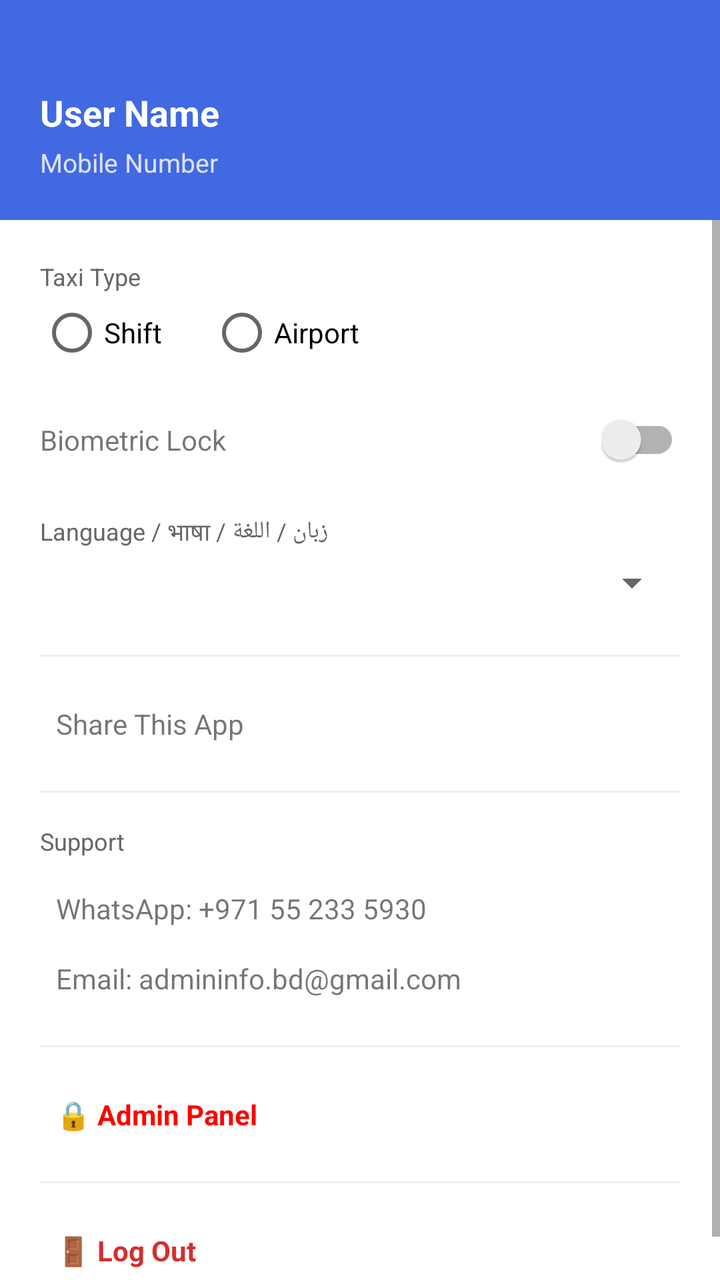
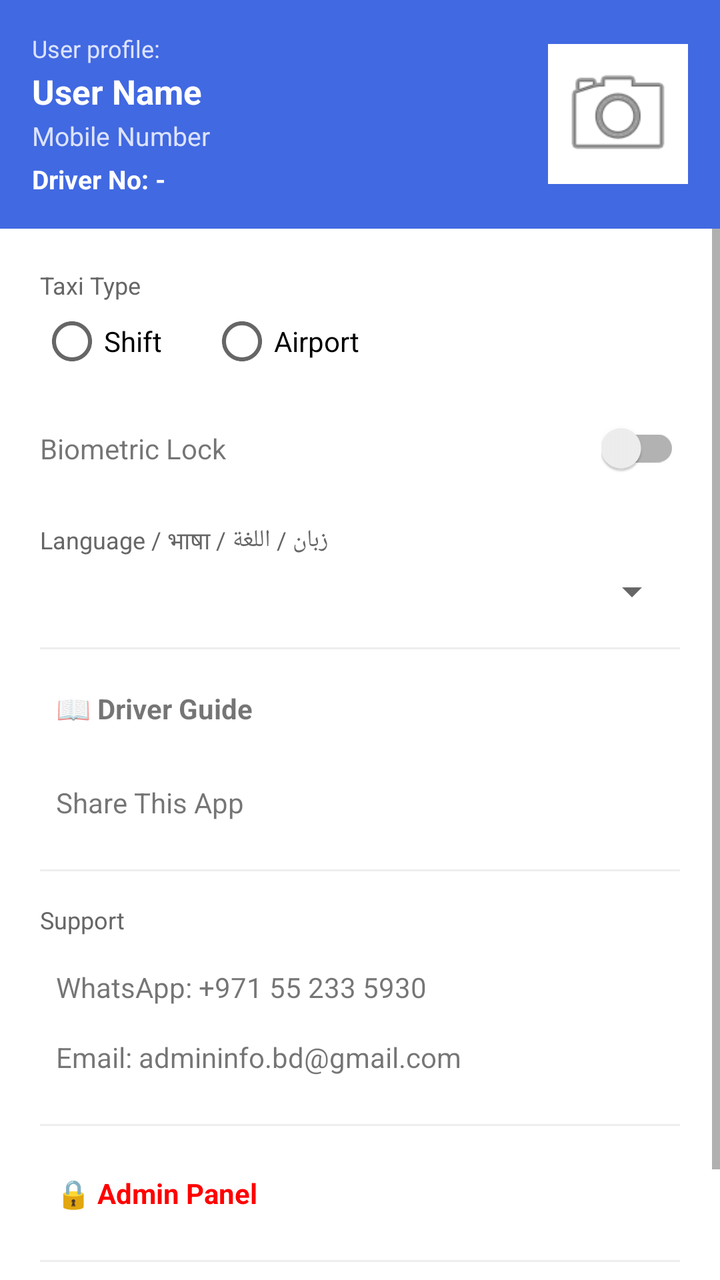

Screens rendered from an Android XML layout before and after an edit, with the pre-edit source and the edit as a unified diff.
<!-- AndroidManifest.xml: application theme Theme.AppCompat.Light.NoActionBar -->
<!-- res/layout/nav_drawer_content.xml -->
<?xml version="1.0" encoding="utf-8"?>
<LinearLayout xmlns:android="http://schemas.android.com/apk/res/android"
    android:layout_width="match_parent"
    android:layout_height="match_parent"
    android:background="#FFFFFF"
    android:orientation="vertical">

    
    <LinearLayout
        android:layout_width="match_parent"
        android:layout_height="wrap_content"
        android:background="@color/royal_blue"
        android:orientation="vertical"
        android:padding="20dp">

        <TextView
            android:id="@+id/tvDrawerName"
            android:layout_width="match_parent"
            android:layout_height="wrap_content"
            android:layout_marginTop="24dp"
            android:text="User Name"
            android:textColor="#FFFFFF"
            android:textSize="18sp"
            android:textStyle="bold" />

        <TextView
            android:id="@+id/tvDrawerMobile"
            android:layout_width="match_parent"
            android:layout_height="wrap_content"
            android:layout_marginTop="4dp"
            android:text="Mobile Number"
            android:textColor="#DCE3FF"
            android:textSize="13sp" />
    </LinearLayout>

    
    <ScrollView
        android:layout_width="match_parent"
        android:layout_height="0dp"
        android:layout_weight="1">

        <LinearLayout
            android:layout_width="match_parent"
            android:layout_height="wrap_content"
            android:orientation="vertical"
            android:padding="20dp">

            
            <TextView
                android:layout_width="wrap_content"
                android:layout_height="wrap_content"
                android:text="Taxi Type"
                android:textColor="#666666"
                android:textSize="12sp" />

            <RadioGroup
                android:id="@+id/rgDrawerTaxiType"
                android:layout_width="match_parent"
                android:layout_height="wrap_content"
                android:layout_marginTop="4dp"
                android:layout_marginBottom="24dp"
                android:orientation="horizontal">

                <RadioButton
                    android:id="@+id/rbDrawerShiftTaxi"
                    android:layout_width="wrap_content"
                    android:layout_height="wrap_content"
                    android:text="Shift" />

                <RadioButton
                    android:id="@+id/rbDrawerAirportTaxi"
                    android:layout_width="wrap_content"
                    android:layout_height="wrap_content"
                    android:layout_marginStart="24dp"
                    android:text="Airport" />
            </RadioGroup>

            
            <LinearLayout
                android:layout_width="match_parent"
                android:layout_height="wrap_content"
                android:layout_marginBottom="24dp"
                android:gravity="center_vertical"
                android:orientation="horizontal">

                <TextView
                    android:layout_width="0dp"
                    android:layout_height="wrap_content"
                    android:layout_weight="1"
                    android:text="Biometric Lock"
                    android:textSize="14sp" />

                <androidx.appcompat.widget.SwitchCompat
                    android:id="@+id/switchBiometric"
                    android:layout_width="wrap_content"
                    android:layout_height="wrap_content" />
            </LinearLayout>

            
            <TextView
                android:layout_width="wrap_content"
                android:layout_height="wrap_content"
                android:layout_marginBottom="4dp"
                android:text="Language / भाषा / زبان / اللغة"
                android:textColor="#666666"
                android:textSize="12sp" />

            <Spinner
                android:id="@+id/spinnerLanguage"
                android:layout_width="match_parent"
                android:layout_height="wrap_content"
                android:layout_marginBottom="24dp" />

            <View
                android:layout_width="match_parent"
                android:layout_height="1dp"
                android:layout_marginBottom="16dp"
                android:background="#EEEEEE" />

            
            <TextView
                android:id="@+id/btnShareApp"
                android:layout_width="match_parent"
                android:layout_height="wrap_content"
                android:layout_marginBottom="16dp"
                android:drawablePadding="12dp"
                android:padding="8dp"
                android:text="Share This App"
                android:textSize="14sp" />

            <View
                android:layout_width="match_parent"
                android:layout_height="1dp"
                android:layout_marginBottom="16dp"
                android:background="#EEEEEE" />

            
            <TextView
                android:layout_width="wrap_content"
                android:layout_height="wrap_content"
                android:text="Support"
                android:textColor="#666666"
                android:textSize="12sp" />

            <TextView
                android:id="@+id/btnWhatsAppSupport"
                android:layout_width="match_parent"
                android:layout_height="wrap_content"
                android:layout_marginTop="8dp"
                android:padding="8dp"
                android:text="WhatsApp: +971 55 233 5930"
                android:textSize="14sp" />

            <TextView
                android:id="@+id/btnEmailSupport"
                android:layout_width="match_parent"
                android:layout_height="wrap_content"
                android:padding="8dp"
                android:text="Email: admininfo.bd@gmail.com"
                android:textSize="14sp" />

            
            <View
                android:layout_width="match_parent"
                android:layout_height="1dp"
                android:layout_marginTop="16dp"
                android:layout_marginBottom="16dp"
                android:background="#EEEEEE" />

            <TextView
                android:id="@+id/btnAdminPanel"
                android:layout_width="match_parent"
                android:layout_height="wrap_content"
                android:padding="8dp"
                android:text="🔒 Admin Panel"
                android:textColor="#FF0000"
                android:textSize="14sp"
                android:textStyle="bold" />

            
            <View
                android:layout_width="match_parent"
                android:layout_height="1dp"
                android:layout_marginTop="16dp"
                android:layout_marginBottom="16dp"
                android:background="#EEEEEE" />

            <TextView
                android:id="@+id/btnLogout"
                android:layout_width="match_parent"
                android:layout_height="wrap_content"
                android:padding="8dp"
                android:text="🚪 Log Out"
                android:textColor="#D32F2F"
                android:textSize="14sp"
                android:textStyle="bold" />

        </LinearLayout>
    </ScrollView>
</LinearLayout>
<!-- resources referenced by this layout -->
<resources>
  <color name="royal_blue">#4169E1</color>
</resources>

<!-- the commit's change to res/layout/nav_drawer_content.xml (unified diff, before → after) -->
@@ -10,27 +10,71 @@
         android:layout_width="match_parent"
         android:layout_height="wrap_content"
         android:background="@color/royal_blue"
-        android:orientation="vertical"
-        android:padding="20dp">
-
-        <TextView
-            android:id="@+id/tvDrawerName"
-            android:layout_width="match_parent"
+        android:orientation="horizontal"
+        android:padding="16dp"
+        android:gravity="center_vertical">
+
+        <LinearLayout
+            android:layout_width="0dp"
             android:layout_height="wrap_content"
-            android:layout_marginTop="24dp"
-            android:text="User Name"
-            android:textColor="#FFFFFF"
-            android:textSize="18sp"
-            android:textStyle="bold" />
-
-        <TextView
-            android:id="@+id/tvDrawerMobile"
-            android:layout_width="match_parent"
-            android:layout_height="wrap_content"
-            android:layout_marginTop="4dp"
-            android:text="Mobile Number"
-            android:textColor="#DCE3FF"
-            android:textSize="13sp" />
+            android:layout_weight="1"
+            android:orientation="vertical">
+
+            <TextView
+                android:layout_width="wrap_content"
+                android:layout_height="wrap_content"
+                android:text="User profile:"
+                android:textColor="#DCE3FF"
+                android:textSize="12sp" />
+
+            <TextView
+                android:id="@+id/tvDrawerName"
+                android:layout_width="match_parent"
+                android:layout_height="wrap_content"
+                android:layout_marginTop="2dp"
+                android:text="User Name"
+                android:textColor="#FFFFFF"
+                android:textSize="17sp"
+                android:textStyle="bold" />
+
+            <TextView
+                android:id="@+id/tvDrawerMobile"
+                android:layout_width="match_parent"
+                android:layout_height="wrap_content"
+                android:layout_marginTop="2dp"
+                android:text="Mobile Number"
+                android:textColor="#DCE3FF"
+                android:textSize="13sp" />
+
+            <TextView
+                android:id="@+id/tvDrawerDriverNo"
+                android:layout_width="match_parent"
+                android:layout_height="wrap_content"
+                android:layout_marginTop="4dp"
+                android:text="Driver No: -"
+                android:textColor="#FFFFFF"
+                android:textSize="13sp"
+                android:textStyle="bold" />
+        </LinearLayout>
+
+        
+        <LinearLayout
+            android:id="@+id/btnUploadProfilePic"
+            android:layout_width="70dp"
+            android:layout_height="70dp"
+            android:background="#FFFFFF"
+            android:gravity="center"
+            android:orientation="vertical"
+            android:padding="4dp">
+
+            <ImageView
+                android:id="@+id/ivProfilePic"
+                android:layout_width="60dp"
+                android:layout_height="60dp"
+                android:scaleType="centerCrop"
+                android:src="@android:drawable/ic_menu_camera"
+                android:contentDescription="Profile picture" />
+        </LinearLayout>
     </LinearLayout>
 
     
@@ -109,13 +153,24 @@
                 android:id="@+id/spinnerLanguage"
                 android:layout_width="match_parent"
                 android:layout_height="wrap_content"
-                android:layout_marginBottom="24dp" />
-
-            <View
-                android:layout_width="match_parent"
-                android:layout_height="1dp"
-                android:layout_marginBottom="16dp"
-                android:background="#EEEEEE" />
+                android:layout_marginBottom="16dp" />
+
+            <View
+                android:layout_width="match_parent"
+                android:layout_height="1dp"
+                android:layout_marginBottom="12dp"
+                android:background="#EEEEEE" />
+
+            
+            <TextView
+                android:id="@+id/btnDriverGuide"
+                android:layout_width="match_parent"
+                android:layout_height="wrap_content"
+                android:layout_marginBottom="12dp"
+                android:padding="8dp"
+                android:text="📖 Driver Guide"
+                android:textSize="14sp"
+                android:textStyle="bold" />
 
             
             <TextView
@@ -123,7 +178,6 @@
                 android:layout_width="match_parent"
                 android:layout_height="wrap_content"
                 android:layout_marginBottom="16dp"
-                android:drawablePadding="12dp"
                 android:padding="8dp"
                 android:text="Share This App"
                 android:textSize="14sp" />
@@ -159,7 +213,6 @@
                 android:text="Email: admininfo.bd@gmail.com"
                 android:textSize="14sp" />
 
-            
             <View
                 android:layout_width="match_parent"
                 android:layout_height="1dp"
@@ -177,7 +230,6 @@
                 android:textSize="14sp"
                 android:textStyle="bold" />
 
-            
             <View
                 android:layout_width="match_parent"
                 android:layout_height="1dp"
